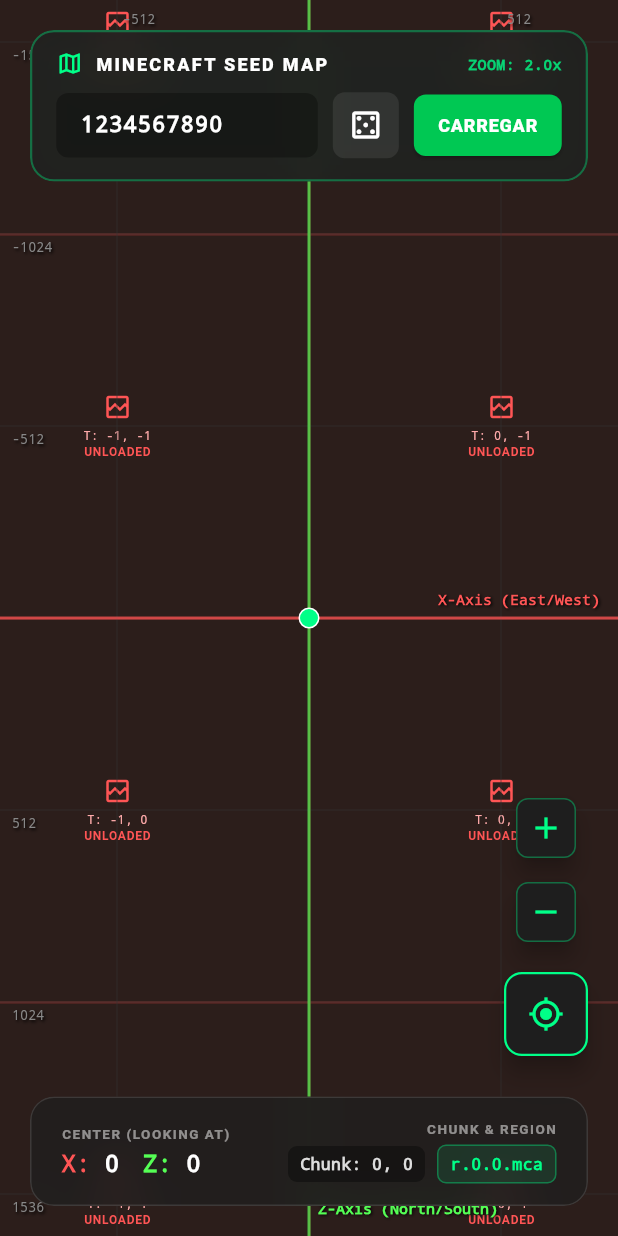
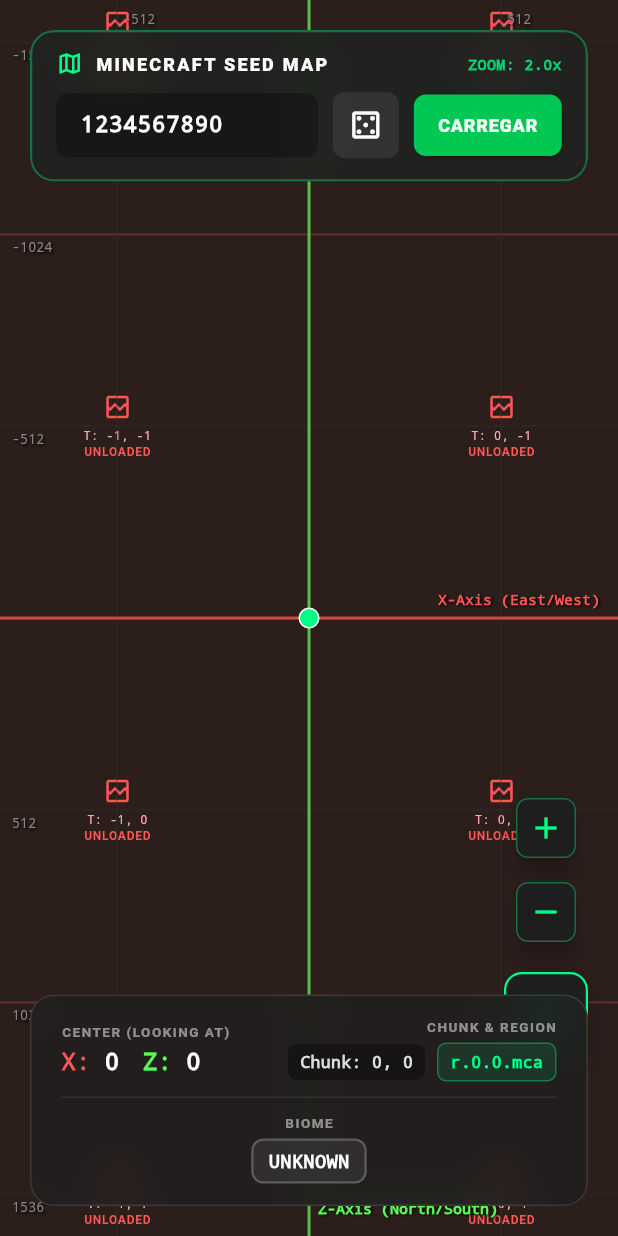
Before and after one commit to desodre/Minecraft-Map-Viewer, a Flutter app: the screen it shows after launch, on a phone screen of 412 x 824 dp. Run offline on Flutter 3.47's test engine with Material 3 defaults, Android fonts, the phone set to English and light mode, and no system bars; network calls fail.

Commit message:
fix: make coordinates footer responsive to prevent overflows and refactor column helpers

```diff
--- a/lib/page/map_screen.dart
+++ b/lib/page/map_screen.dart
@@ -501,67 +501,39 @@
                                 width: 1,
                               ),
                             ),
-                            child: Row(
-                              mainAxisAlignment: MainAxisAlignment.spaceBetween,
-                              children: [
-                                // Left Section: Minecraft Coordinates (hovered or center screen)
-                                Column(
-                                  mainAxisSize: MainAxisSize.min,
-                                  crossAxisAlignment: CrossAxisAlignment.start,
+                            child: LayoutBuilder(
+                              builder: (context, footerConstraints) {
+                                final bool isNarrow = footerConstraints.maxWidth < 580;
+                                if (isNarrow) {
+                                  return Column(
+                                    mainAxisSize: MainAxisSize.min,
+                                    children: [
+                                      Row(
+                                        mainAxisAlignment: MainAxisAlignment.spaceBetween,
+                                        children: [
+                                          _buildCoordsColumn(state),
+                                          _buildChunkColumn(state),
+                                        ],
+                                      ),
+                                      const SizedBox(height: 10),
+                                      Container(
+                                        height: 1,
+                                        color: Colors.white.withValues(alpha: 0.08),
+                                      ),
+                                      const SizedBox(height: 10),
+                                      _buildBiomeColumn(state),
+                                    ],
+                                  );
+                                }
+                                return Row(
+                                  mainAxisAlignment: MainAxisAlignment.spaceBetween,
                                   children: [
-                                    Text(
-                                      state.hoverX != null
-                                          ? 'CURSOR POSITION'
-                                          : 'CENTER (LOOKING AT)',
-                                      style: TextStyle(
-                                        color: Colors.white.withValues(alpha: 0.5),
-                                        fontSize: 9,
-                                        fontWeight: FontWeight.bold,
-                                        letterSpacing: 1.0,
-                                      ),
-                                    ),
-                                    const SizedBox(height: 4),
-                                    Row(
-                                      children: [
-                                        _buildCoordLabel('X', state.hoverX ?? state.centerX.round()),
-                                        const SizedBox(width: 16),
-                                        _buildCoordLabel('Z', state.hoverZ ?? state.centerZ.round()),
-                                      ],
-                                    ),
+                                    _buildCoordsColumn(state),
+                                    _buildBiomeColumn(state),
+                                    _buildChunkColumn(state),
                                   ],
-                                ),
-                                // Right Section: Chunk & Region details
-                                Column(
-                                  mainAxisSize: MainAxisSize.min,
-                                  crossAxisAlignment: CrossAxisAlignment.end,
-                                  children: [
-                                    Text(
-                                      'CHUNK & REGION',
-                                      style: TextStyle(
-                                        color: Colors.white.withValues(alpha: 0.5),
-                                        fontSize: 9,
-                                        fontWeight: FontWeight.bold,
-                                        letterSpacing: 1.0,
-                                      ),
-                                    ),
-                                    const SizedBox(height: 4),
-                                    Row(
-                                      children: [
-                                        _buildTextBadge(
-                                          'Chunk',
-                                          _getChunkCoord(state.hoverX ?? state.centerX.round()),
-                                          _getChunkCoord(state.hoverZ ?? state.centerZ.round()),
-                                        ),
-                                        const SizedBox(width: 8),
-                                        _buildRegionBadge(
-                                          state.hoverX ?? state.centerX.round(),
-                                          state.hoverZ ?? state.centerZ.round(),
-                                        ),
-                                      ],
-                                    ),
-                                  ],
-                                ),
-                              ],
+                                );
+                              },
                             ),
                           ),
                         ),
@@ -651,4 +623,136 @@
       ),
     );
   }
+
+  Widget _buildBiomeBadge(String? biome) {
+    final String label = biome != null ? biome.toUpperCase().replaceAll('_', ' ') : 'UNKNOWN';
+    final bool isKnown = biome != null && biome != 'unknown';
+
+    Color badgeColor = const Color(0xFF888888);
+    Color textColor = Colors.white;
+
+    if (isKnown) {
+      final name = biome.toLowerCase();
+      if (name.contains('ocean') || name.contains('river') || name == 'swamp') {
+        badgeColor = const Color(0xFF2979FF); // Blueish
+      } else if (name.contains('desert') || name.contains('beach')) {
+        badgeColor = const Color(0xFFFFD600); // Yellowish
+        textColor = Colors.black;
+      } else if (name.contains('forest') || name == 'plains' || name.contains('grove') || name.contains('meadow')) {
+        badgeColor = const Color(0xFF00E676); // Emerald Green
+      } else if (name.contains('mountain') || name.contains('hills') || name.contains('peaks') || name.contains('slopes')) {
+        badgeColor = const Color(0xFFCFD8DC); // Greyish
+        textColor = Colors.black;
+      } else if (name.contains('badlands')) {
+        badgeColor = const Color(0xFFFF3D00); // Orange/Redstone Red
+      } else if (name.contains('nether') || name.contains('crimson') || name.contains('valley')) {
+        badgeColor = const Color(0xFFD50000); // Nether Crimson Red
+      } else if (name.contains('end')) {
+        badgeColor = const Color(0xFFAA00FF); // End Void Purple
+      }
+    }
+
+    return Container(
+      padding: const EdgeInsets.symmetric(horizontal: 10, vertical: 5),
+      decoration: BoxDecoration(
+        color: badgeColor.withValues(alpha: 0.15),
+        borderRadius: BorderRadius.circular(8),
+        border: Border.all(
+          color: badgeColor.withValues(alpha: 0.5),
+          width: 1.5,
+        ),
+      ),
+      child: Text(
+        label,
+        style: TextStyle(
+          color: textColor,
+          fontSize: 12,
+          fontFamily: 'monospace',
+          fontWeight: FontWeight.w900,
+          letterSpacing: 0.5,
+        ),
+      ),
+    );
+  }
+
+  Widget _buildCoordsColumn(MapState state) {
+    return Column(
+      mainAxisSize: MainAxisSize.min,
+      crossAxisAlignment: CrossAxisAlignment.start,
+      children: [
+        Text(
+          state.hoverX != null ? 'CURSOR POSITION' : 'CENTER (LOOKING AT)',
+          style: TextStyle(
+            color: Colors.white.withValues(alpha: 0.5),
+            fontSize: 9,
+            fontWeight: FontWeight.bold,
+            letterSpacing: 1.0,
+          ),
+        ),
+        const SizedBox(height: 4),
+        Row(
+          mainAxisSize: MainAxisSize.min,
+          children: [
+            _buildCoordLabel('X', state.hoverX ?? state.centerX.round()),
+            const SizedBox(width: 16),
+            _buildCoordLabel('Z', state.hoverZ ?? state.centerZ.round()),
+          ],
+        ),
+      ],
+    );
+  }
+
+  Widget _buildBiomeColumn(MapState state) {
+    return Column(
+      mainAxisSize: MainAxisSize.min,
+      crossAxisAlignment: CrossAxisAlignment.center,
+      children: [
+        Text(
+          'BIOME',
+          style: TextStyle(
+            color: Colors.white.withValues(alpha: 0.5),
+            fontSize: 9,
+            fontWeight: FontWeight.bold,
+            letterSpacing: 1.0,
+          ),
+        ),
+        const SizedBox(height: 4),
+        _buildBiomeBadge(state.hoverBiome),
+      ],
+    );
+  }
+
+  Widget _buildChunkColumn(MapState state) {
+    return Column(
+      mainAxisSize: MainAxisSize.min,
+      crossAxisAlignment: CrossAxisAlignment.end,
+      children: [
+        Text(
+          'CHUNK & REGION',
+          style: TextStyle(
+            color: Colors.white.withValues(alpha: 0.5),
+            fontSize: 9,
+            fontWeight: FontWeight.bold,
+            letterSpacing: 1.0,
+          ),
+        ),
+        const SizedBox(height: 4),
+        Row(
+          mainAxisSize: MainAxisSize.min,
+          children: [
+            _buildTextBadge(
+              'Chunk',
+              _getChunkCoord(state.hoverX ?? state.centerX.round()),
+              _getChunkCoord(state.hoverZ ?? state.centerZ.round()),
+            ),
+            const SizedBox(width: 8),
+            _buildRegionBadge(
+              state.hoverX ?? state.centerX.round(),
+              state.hoverZ ?? state.centerZ.round(),
+            ),
+          ],
+        ),
+      ],
+    );
+  }
 }
```
